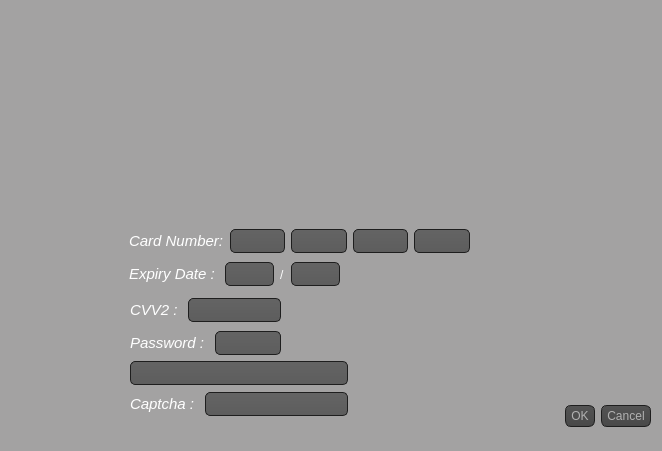
AP-projects-4001/Guys, file AP/payment_gateway.ui: the form before one commit.
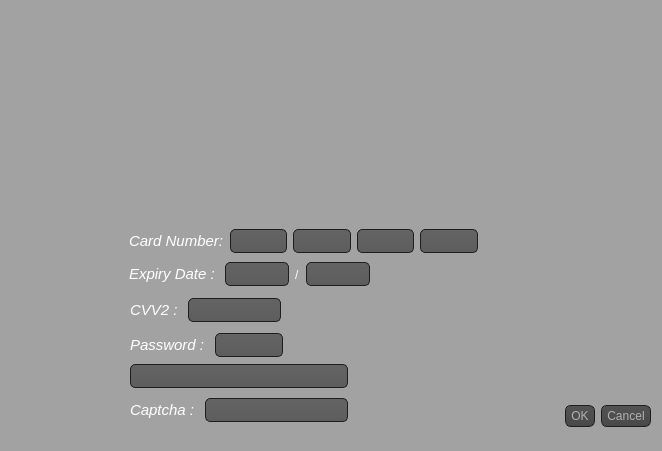
The form after the commit.

Diff of the .ui file:
```diff
--- a/AP/payment_gateway.ui
+++ b/AP/payment_gateway.ui
@@ -105,12 +105,12 @@
     <string/>
    </property>
   </widget>
-  <widget class="QWidget" name="">
+  <widget class="QWidget" name="layoutWidget">
    <property name="geometry">
     <rect>
      <x>129</x>
      <y>226</y>
-     <width>341</width>
+     <width>349</width>
      <height>31</height>
     </rect>
    </property>
@@ -170,12 +170,12 @@
     </item>
    </layout>
   </widget>
-  <widget class="QWidget" name="">
+  <widget class="QWidget" name="layoutWidget">
    <property name="geometry">
     <rect>
      <x>129</x>
      <y>259</y>
-     <width>211</width>
+     <width>241</width>
      <height>31</height>
     </rect>
    </property>
@@ -222,7 +222,7 @@
     </item>
    </layout>
   </widget>
-  <widget class="QWidget" name="">
+  <widget class="QWidget" name="layoutWidget">
    <property name="geometry">
     <rect>
      <x>130</x>
@@ -260,13 +260,13 @@
     </item>
    </layout>
   </widget>
-  <widget class="QWidget" name="">
+  <widget class="QWidget" name="layoutWidget">
    <property name="geometry">
     <rect>
      <x>130</x>
      <y>330</y>
-     <width>151</width>
-     <height>27</height>
+     <width>153</width>
+     <height>30</height>
     </rect>
    </property>
    <layout class="QHBoxLayout" name="horizontalLayout_4">
@@ -298,13 +298,13 @@
     </item>
    </layout>
   </widget>
-  <widget class="QWidget" name="">
+  <widget class="QWidget" name="layoutWidget">
    <property name="geometry">
     <rect>
      <x>130</x>
      <y>360</y>
      <width>218</width>
-     <height>58</height>
+     <height>67</height>
     </rect>
    </property>
    <layout class="QVBoxLayout" name="verticalLayout">
```
